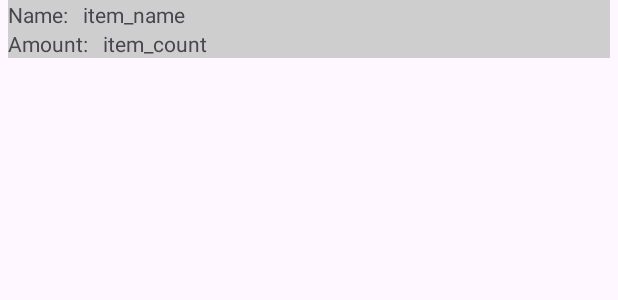
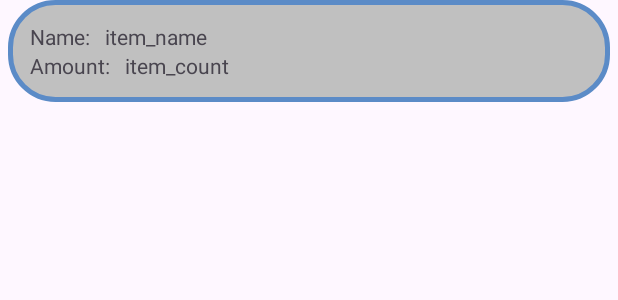
Before and after one commit to HCABurns/Home-Stock-Manager, an Android app: the layout item_row.xml on its own in the app's theme, with its tools: preview values and no code run, on a phone screen of 412 x 824 dp. Shown: the top 300 px of the screen. Run offline under Robolectric (Android 15) with nearby library versions, the phone set to English and light mode, and no system bars.

Commit message:
Adding ability to change design of item in recyclerView.
This allows for dynamic alteration of the item cards. This means when I design them it will be easy to implement and test.

```diff
--- a/app/src/main/java/com/example/myapplication/MainActivity.java
+++ b/app/src/main/java/com/example/myapplication/MainActivity.java
@@ -17,11 +17,6 @@ import database.dbHelper;
 import models.Item;
 
 public class MainActivity extends AppCompatActivity {
-
-    //RecyclerView recyclerView = findViewById(R.id.view_all);
-    dbHelper dbHelper = new dbHelper();
-    //ArrayList<Item> items = dbHelper.getItems();
-    //ViewAdapter adapter = new ViewAdapter(items);
 
     @Override
     protected void onCreate(Bundle savedInstanceState) {
--- /dev/null
+++ b/app/src/main/res/drawable/rounded_layout.xml
@@ -0,0 +1,22 @@
+<?xml version="1.0" encoding="utf-8"?>
+<shape xmlns:android="http://schemas.android.com/apk/res/android" >
+
+    <!-- we define background color -->
+    <solid android:color="#c0c0c0" />
+
+    <!-- we define border color and thick -->
+    <stroke
+        android:width="3dp"
+        android:color="#5b8bc7" />
+
+    <!-- add some padding for text inside -->
+    <padding
+        android:bottom="15dp"
+        android:left="15dp"
+        android:right="15dp"
+        android:top="15dp" />
+
+    <!-- we define corner radius, note that radius can be different for each corner -->
+    <corners android:radius="30dp" />
+
+</shape>
--- a/app/src/main/res/layout/item_row.xml
+++ b/app/src/main/res/layout/item_row.xml
@@ -5,13 +5,14 @@
     android:layout_marginLeft="5dp"
     android:layout_marginRight="5dp"
     android:gravity="center_vertical"
-    android:paddingBottom="20dp">
+    android:paddingBottom="20dp"
+    >
 
     <LinearLayout
         android:id="@+id/item_container"
         android:layout_width="match_parent"
         android:layout_height="match_parent"
-        android:background="#CFCECE"
+        android:background="@drawable/rounded_layout"
         android:orientation="vertical">
 
         <LinearLayout
```
